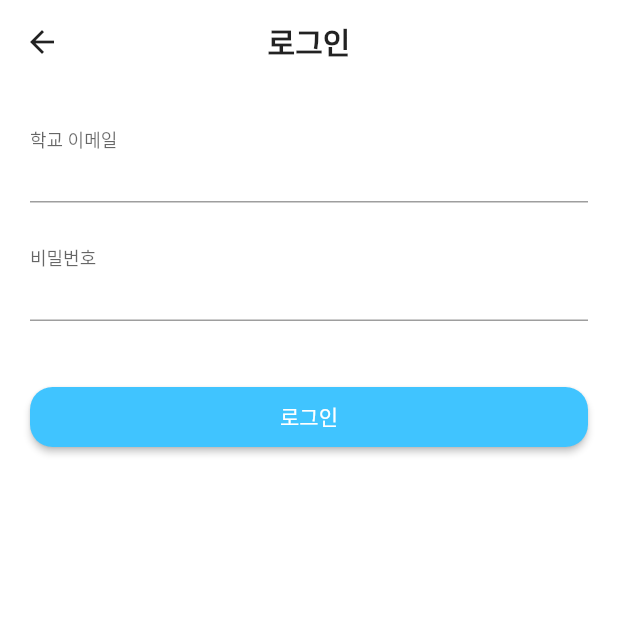
After one commit to 22-2-HandsOn/TeamBuildingApp, a Flutter app: the SignInPageS screen opened by its route, on a phone screen of 412 x 824 dp, the top half of it. The commit adds this screen. Run offline on Flutter 3.47's test engine with Material 2 defaults, Android fonts, the phone set to English and light mode, and no system bars; our stand-ins replace cloud_firestore, firebase_auth, firebase_core; accounts and stored records are empty; network calls fail; Roboto replaces fonts that are missing (GmarketSansTTF).

Commit message:
로그인 UI 수정

```diff
--- a/lib/initPage.dart
+++ b/lib/initPage.dart
@@ -18,7 +18,7 @@ class InitPage extends StatelessWidget {
           children: [
             GestureDetector(
               onTap: () {
-                Navigator.of(context).pushNamed('/toInitialPageT');
+                Navigator.of(context).pushNamed('/toStu_LoginPage');
               },
               child: Container(
                 alignment: Alignment.center,
@@ -34,7 +34,7 @@ class InitPage extends StatelessWidget {
             ),
             GestureDetector(
               onTap: () {
-                Navigator.of(context).pushNamed('/toInitialPage');
+                Navigator.of(context).pushNamed('/toPro_LoginPage');
               },
               child: Container(
                 alignment: Alignment.center,
--- /dev/null
+++ b/lib/student/login/signInPage.dart
@@ -0,0 +1,146 @@
+import 'package:flutter/material.dart';
+import 'package:firebase_auth/firebase_auth.dart';
+
+class SignInPageS extends StatefulWidget {
+  const SignInPageS({Key? key}) : super(key: key);
+
+  @override
+  State<SignInPageS> createState() => _SignInPageState();
+}
+
+class _SignInPageState extends State<SignInPageS> {
+  final _formKey = GlobalKey<FormState>();
+  final _authentication = FirebaseAuth.instance;
+  String userEmail = '';
+  String userPassword = '';
+  void _tryValidation() {
+    final isValid = _formKey.currentState!.validate();
+    if (isValid) {
+      _formKey.currentState!.save();
+    }
+  }
+
+  @override
+  Widget build(BuildContext context) {
+    return Scaffold(
+        appBar: AppBar(
+          elevation: 0,
+          iconTheme: IconThemeData(color: Colors.black87),
+          title: Text(
+            "로그인",
+            style: TextStyle(
+                color: Colors.black87,
+                fontFamily: "GmarketSansTTF",
+                fontSize: 20,
+                fontWeight: FontWeight.bold),
+          ),
+          backgroundColor: Colors.white,
+          centerTitle: true,
+        ),
+        backgroundColor: Colors.white,
+        body: GestureDetector(
+          onTap: (() {
+            FocusScope.of(context).unfocus();
+          }),
+          child: SingleChildScrollView(
+            child: Center(
+                child: Padding(
+              padding: const EdgeInsets.only(left: 20, right: 20),
+              child: Form(
+                key: _formKey,
+                child: Column(
+                  children: <Widget>[
+                    SizedBox(height: 20),
+                    TextFormField(
+                        keyboardType: TextInputType.emailAddress,
+                        validator: ((value) {
+                          if (value!.isEmpty || !value.contains('@')) {
+                            return "이메일 형식이 아닙니다.";
+                          }
+                          return null;
+                        }),
+                        onSaved: ((value) {
+                          userEmail = value!;
+                        }),
+                        onChanged: (value) {
+                          userEmail = value;
+                        },
+                        decoration: InputDecoration(
+                          floatingLabelBehavior: FloatingLabelBehavior.always,
+                          labelText: "학교 이메일",
+                          labelStyle: TextStyle(
+                            fontFamily: "GmarketSansTTF",
+                            fontSize: 16,
+                          ),
+                        )),
+                    SizedBox(height: 20),
+                    TextFormField(
+                        obscureText: true,
+                        validator: ((value) {
+                          if (value!.isEmpty) {
+                            return "Type in password";
+                          }
+                          return null;
+                        }),
+                        onSaved: ((value) {
+                          userPassword = value!;
+                        }),
+                        onChanged: (value) {
+                          userPassword = value;
+                        },
+                        decoration: InputDecoration(
+                          floatingLabelBehavior: FloatingLabelBehavior.always,
+                          labelText: "비밀번호",
+                          labelStyle: TextStyle(
+                            fontFamily: "GmarketSansTTF",
+                            fontSize: 16,
+                          ),
+                        )),
+                    SizedBox(height: 40),
+                    ElevatedButton(
+                      style: ElevatedButton.styleFrom(
+                          shape: RoundedRectangleBorder(
+                            borderRadius: BorderRadius.circular(15),
+                          ),
+                          backgroundColor: Colors.lightBlueAccent,
+                          minimumSize: const Size.fromHeight(40)),
+                      child: Text(
+                        "로그인",
+                        style: TextStyle(
+                          fontFamily: "GmarketSansTTF",
+                          fontSize: 14,
+                        ),
+                      ),
+                      onPressed: () async {
+                        _tryValidation();
+                        try {
+                          final newUser =
+                              await _authentication.signInWithEmailAndPassword(
+                                  email: userEmail, password: userPassword);
+
+                          if (newUser.user != null) {
+                            Navigator.of(context)
+                                .pushNamed("/toProjectlistPage");
+                          }
+                        } catch (e) {
+                          ScaffoldMessenger.of(context).showSnackBar(SnackBar(
+                            content: Text(
+                              "잘못된 이메일 혹은 비밀번호입니다.",
+                              style: TextStyle(
+                                fontFamily: "GmarketSansTTF",
+                                fontSize: 14,
+                              ),
+                            ),
+                            backgroundColor: Colors.lightBlueAccent,
+                          ));
+                        }
+                      },
+                    )
+                  ],
+                ),
+              ),
+            )),
+          ),
+        ));
+  }
+}
```
Also changed, not shown: lib/Project/projectList.dart (added, +18 -0 lines), lib/main.dart (+17 -6 lines), lib/professor/login/initPageP.dart (renamed from lib/login/initPage.dart, +7 -7 lines), lib/professor/login/signInPage.dart (added, +146 -0 lines), lib/professor/login/signUpPage.dart (renamed from lib/login/signInPage.dart, +37 -34 lines), lib/student/login/initPage.dart (added, +151 -0 lines), lib/student/login/signUpPage.dart (renamed from lib/login/signUpPage.dart, +42 -18 lines).
